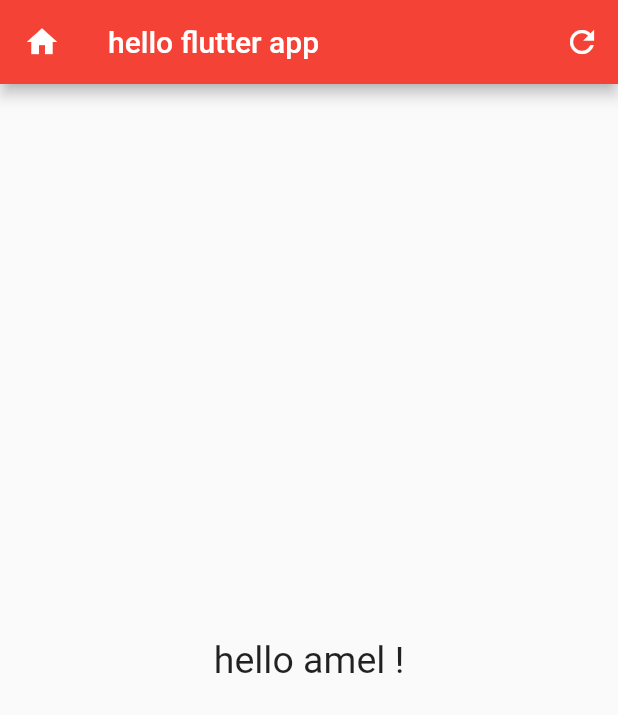
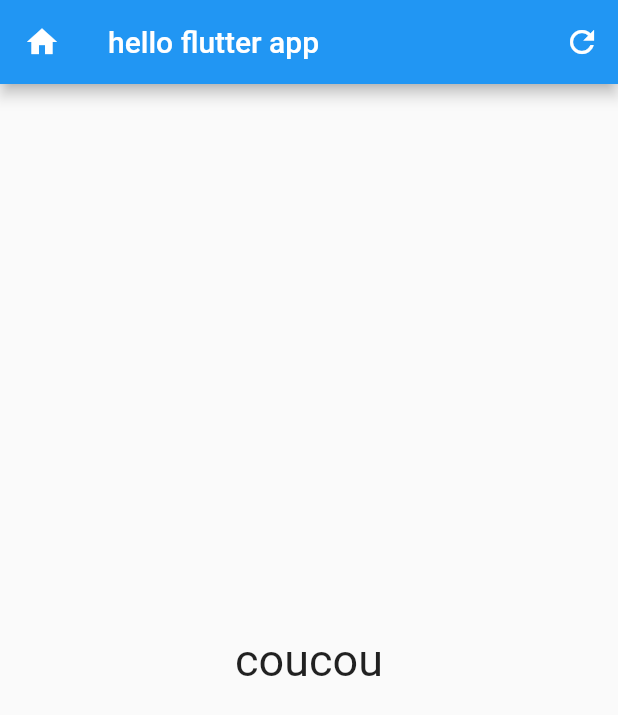
Before and after one commit to AMELkhdfjd/first-Flutter-App, a Flutter app: the screen it shows after launch, after a tap on the "refresh" icon, on a phone screen of 412 x 824 dp. Shown: the top 715 px of the screen. Run offline on Flutter 3.47's test engine with Material 2 defaults, Android fonts, the phone set to English and light mode, and no system bars.

Commit message:
adding the refresh state

```diff
--- a/lib/main.dart
+++ b/lib/main.dart
@@ -3,50 +3,62 @@
 import 'package:flutter/material.dart';
 
 void main() {
-  runApp(const MyApp());
+  runApp(const  MyApp());
 }
 
-class MyApp extends StatelessWidget {
+class MyApp extends StatefulWidget{
 const MyApp({Key? key}) : super(key: key);
 
-  // This widget is the root of your application.
 @override
-  Widget build(BuildContext context) {
+_helloFlutterStateApp createState() => _helloFlutterStateApp();
+
+
+}
+String english = "Salut Amel !";
+String spanish = "coucou";
+
+class _helloFlutterStateApp extends State<MyApp>{
+  //Dephault greeting is in english
+String displaytext = english;
+@override
+Widget build(BuildContext context){
   return MaterialApp(
-      title: 'Flutter Demo',
-      theme: ThemeData(
-        // This is the theme of your application.
-        //
-        // Try running your application with "flutter run". You'll see the
-        // application has a blue toolbar. Then, without quitting the app, try
-        // changing the primarySwatch below to Colors.green and then invoke
-        // "hot reload" (press "r" in the console where you ran "flutter run",
-        // or simply save your changes to "hot reload" in a Flutter IDE).
-        // Notice that the counter didn't reset back to zero; the application
-        // is not restarted.
-        primarySwatch: Colors.red,
-      ),
+    debugShowCheckedModeBanner: false,
     home: Scaffold(
       appBar: AppBar(
         title: Text("hello flutter app"),
         leading: Icon(Icons.home),
-          actions: <Widget>[
-            IconButton(onPressed  :  () {}, icon: Icon(Icons.refresh))
+        actions : <Widget>[
+          IconButton(
+
+             icon: Icon(Icons.refresh),
+                onPressed: (){
+                  setState(() {
+                    displaytext =
+                    displaytext == english ?
+                        spanish
+                      : english;
+                  });
+                },
+          )
         ],
 
+        ),
+      body: Center(
+        child: Text(
+          displaytext,
+          style:TextStyle(fontSize: 30),
+        ),
+      ),
 
     ),
-          body : Center(
-            child: Text('hello amel !',
-            style: TextStyle(fontSize: 25),
-            ),
-            )
+
+  );
+
+}
 
 
 
-      )
-    );
-  }
 }
 
 
```
Lines whose indentation alone changed are shown as unchanged.
